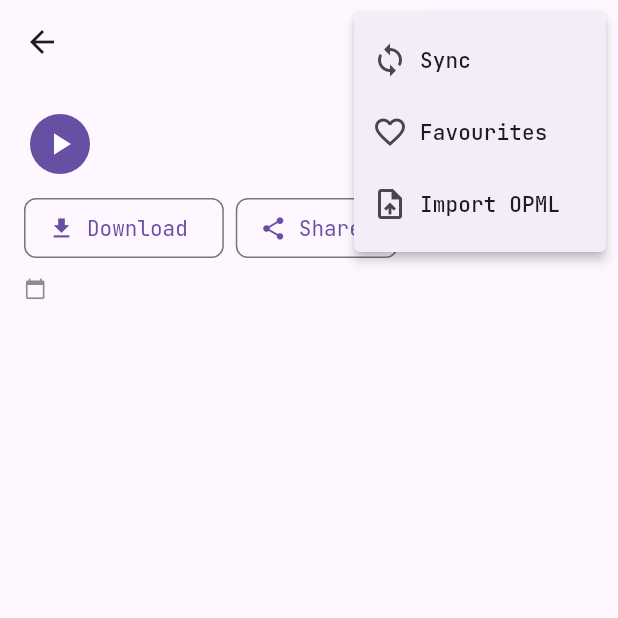
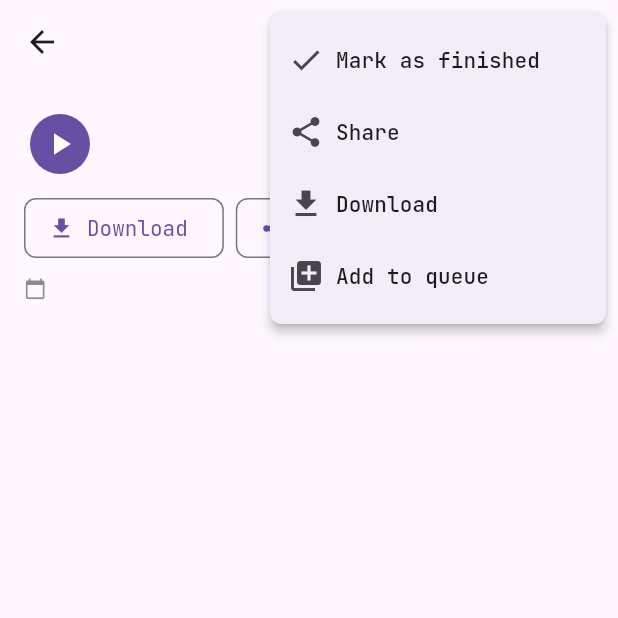
Before and after one commit to Kero2375/podcasks, a Flutter app: the EpisodePage screen opened by its route, after a tap on the "more vert" icon, on a phone screen of 412 x 824 dp, the top half of it. Run offline on Flutter 3.47's test engine with Material 3 defaults, Android fonts, the phone set to English and light mode, and no system bars; drawn by our look-alikes of dynamic_color, flutter_html; our stand-ins replace audio_service, file_picker, flutter_riverpod, get_it, google_fonts, isar and 3 more; missing offline and left inert: app_settings, flutter_downloader, podcast_search; accounts and stored records are empty; generated files the repository leaves out were written again.

Commit message:
fixed listening page update, menu in playing page and episode page

```diff
--- a/lib/ui/common/app_bar.dart
+++ b/lib/ui/common/app_bar.dart
@@ -51,6 +51,9 @@ AppBar mainAppBar(
       actions ??
           PopupMenuButton(
             icon: const Icon(Icons.more_vert),
+            shape: RoundedRectangleBorder(
+              borderRadius: BorderRadius.circular(8),
+            ),
             onSelected: (item) =>
                 _checkValue(context, item, updateHome, startLoading),
             itemBuilder: (BuildContext context) => [
@@ -62,7 +65,7 @@ AppBar mainAppBar(
               popupMenuItem(
                 value: 2,
                 icon: const Icon(Icons.sync),
-                text: 'Sync',
+                text: context.l10n!.sync,
               ),
               popupMenuItem(
                 value: 4,
@@ -138,7 +141,7 @@ _pickFile(BuildContext context, Function()? updateHome,
     if (feeds.isEmpty) {
       ScaffoldMessenger.of(context).showSnackBar(SnackBar(
           content: Text(
-        "Nothing new to import",
+        context.l10n!.nothingToImport,
         style: textStyleBody,
       )));
       return;
@@ -158,7 +161,7 @@ _pickFile(BuildContext context, Function()? updateHome,
             );
             if (added && context.mounted) {
               ScaffoldMessenger.of(context)
-                  .showSnackBar(SnackBar(content: Text("Added $item")));
+                  .showSnackBar(SnackBar(content: Text("${context.l10n!.added} $item")));
             }
             // updateHome?.call();
           }
--- a/lib/ui/pages/episode_page.dart
+++ b/lib/ui/pages/episode_page.dart
@@ -8,6 +8,7 @@ import 'package:podcasks/data/entities/episode/podcast_episode.dart';
 import 'package:podcasks/ui/common/app_bar.dart';
 import 'package:podcasks/ui/common/bottom_player.dart';
 import 'package:podcasks/ui/common/themes.dart';
+import 'package:podcasks/ui/pages/playing/playing_menu.dart';
 import 'package:podcasks/ui/vms/player_vm.dart';
 import 'package:podcasks/utils.dart';
 import 'package:url_launcher/url_launcher.dart';
@@ -31,7 +32,7 @@ class EpisodePage extends ConsumerWidget {
     final dm = ref.watch(downloadManager);
 
     return Scaffold(
-      appBar: mainAppBar(context, title: podcast?.title),
+      appBar: mainAppBar(context, title: podcast?.title, actions: PlayingPopupMenu(episode, podcast)),
       body: SingleChildScrollView(
         child: Column(
           crossAxisAlignment: CrossAxisAlignment.stretch,
--- /dev/null
+++ b/lib/ui/pages/playing/playing_menu.dart
@@ -0,0 +1,86 @@
+import 'package:flutter/material.dart';
+import 'package:flutter_riverpod/flutter_riverpod.dart';
+import 'package:podcasks/data/entities/episode/podcast_episode.dart';
+import 'package:podcasks/data/entities/podcast/podcast_entity.dart';
+import 'package:podcasks/manager/download_manager.dart';
+import 'package:podcasks/ui/common/popup_menu_item.dart';
+import 'package:podcasks/ui/vms/episodes_home_vm.dart';
+import 'package:podcasks/ui/vms/list_vm.dart';
+import 'package:podcasks/ui/vms/player_vm.dart';
+import 'package:podcasks/ui/vms/podcast_vm.dart';
+import 'package:podcasks/utils.dart';
+
+class PlayingPopupMenu extends ConsumerWidget {
+  final MEpisode? episode;
+  final MPodcast? podcast;
+
+  const PlayingPopupMenu(this.episode, this.podcast, {super.key});
+
+  @override
+  Widget build(BuildContext context, WidgetRef ref) {
+    final vm = ref.watch(episodesHomeViewmodel);
+    final (epState, _) = vm.getEpisodeState(episode);
+
+    return PopupMenuButton(
+      icon: const Icon(Icons.more_vert),
+      shape: RoundedRectangleBorder(
+        borderRadius: BorderRadius.circular(8),
+      ),
+      onSelected: (item) => _checkValue(context, item, ref, episode, podcast),
+      itemBuilder: (BuildContext context) => [
+        if (epState != EpisodeState.finished)
+          popupMenuItem(
+            value: 3,
+            icon: const Icon(Icons.check),
+            text: context.l10n!.markAsFinished,
+          ),
+        if (epState != EpisodeState.none)
+          popupMenuItem(
+            value: 4,
+            icon: const Icon(Icons.delete_outline),
+            text: context.l10n!.cancelProgress,
+          ),
+        popupMenuItem(
+          value: 0,
+          icon: const Icon(Icons.share),
+          text: context.l10n!.share,
+        ),
+        popupMenuItem(
+          value: 1,
+          icon: const Icon(Icons.download),
+          text: context.l10n!.download,
+        ),
+        popupMenuItem(
+          value: 2,
+          icon: const Icon(Icons.queue),
+          text: context.l10n!.addToQueue,
+        ),
+      ],
+    );
+  }
+
+  _checkValue(BuildContext context, int item, WidgetRef ref, MEpisode? episode,
+      MPodcast? podcast) async {
+    final dm = ref.read(downloadManager);
+    final vm = ref.read(playerViewmodel);
+    final epVm = ref.read(podcastViewmodel);
+
+    switch (item) {
+      case 0:
+        vm.share(episode);
+        break;
+      case 1:
+        dm.download(episode, context);
+        break;
+      case 2:
+        await epVm.addToQueue(episode, podcast, context);
+        break;
+      case 3:
+        epVm.markAsFinished(episode, podcast);
+        break;
+      case 4:
+        epVm.cancelProgress(episode);
+        break;
+    }
+  }
+}
--- a/lib/ui/vms/home_vm.dart
+++ b/lib/ui/vms/home_vm.dart
@@ -29,6 +29,8 @@ class HomeViewmodel extends Vm {
   final _historyRepo = locator.get<HistoryRepo>();
 
   ChangeNotifierProviderRef<Object?> ref;
+
+  bool syncing = false;
 
   List<MPodcast> get favourites => _favourites.sorted(_sortPodcastsByEpisode);
   List<MPodcast> _favourites = [];
```
Also changed, not shown: home/kero/flutter/podcasts/daemon_log.txt (+15 -14 lines), lib/l10n/app_en.arb (+7 -1 lines), lib/l10n/app_it.arb (+6 -1 lines), lib/ui/common/episode_menu.dart (+6 -26 lines), lib/ui/pages/bottom_navigation/bottom_bar.dart (+4 -3 lines), lib/ui/pages/home/home_content.dart (+39 -8 lines), lib/ui/pages/home/home_listening.dart (+34 -26 lines), lib/ui/pages/home/home_page.dart (+4 -38 lines), lib/ui/pages/playing/playing_page.dart (+2 -5 lines), lib/ui/pages/podcast/podcast_page.dart (+1 -9 lines), lib/ui/vms/list_vm.dart (+27 -4 lines).
